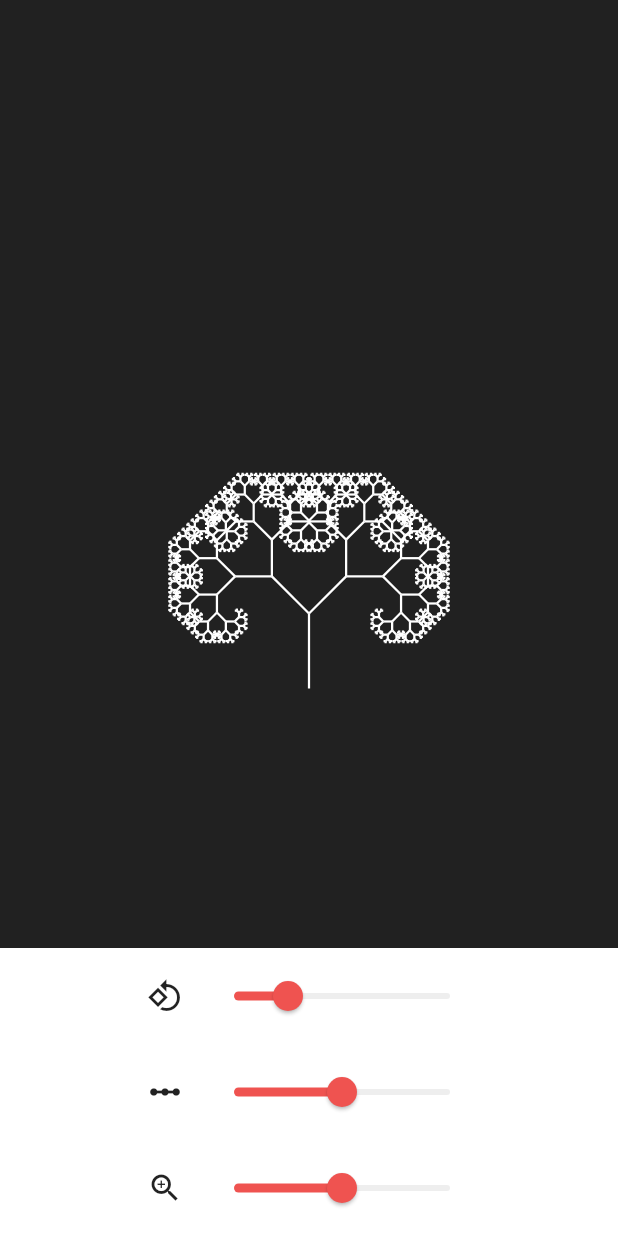
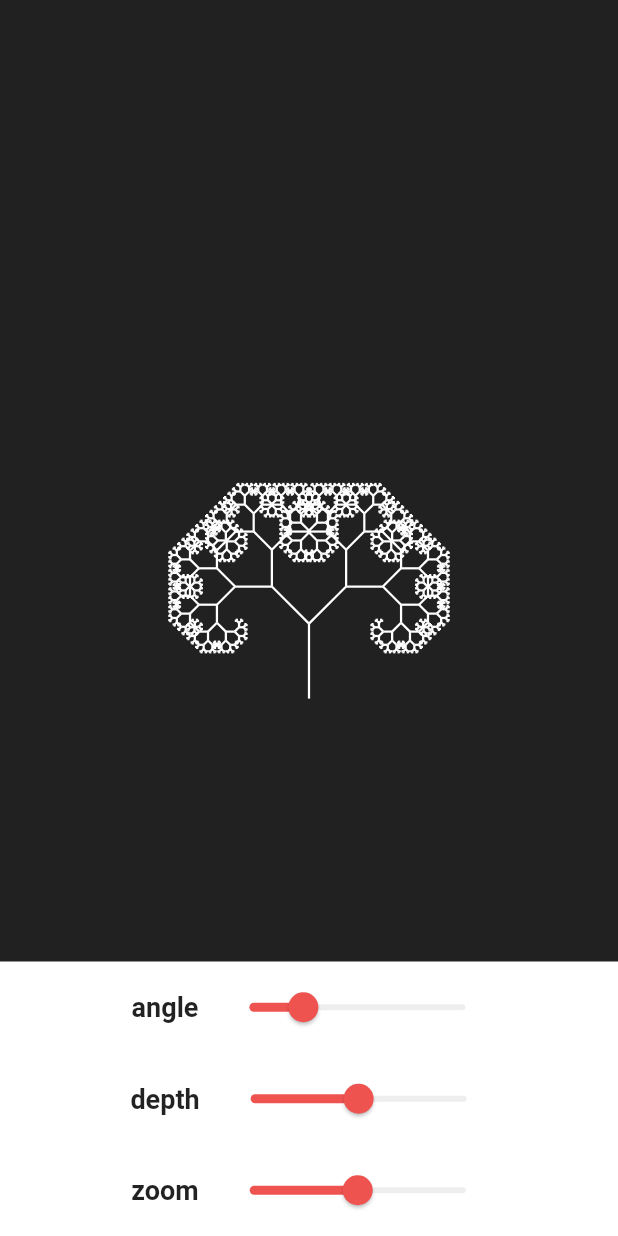
Before and after one commit to akshansh2000/fractals, a Flutter app: the screen it shows after launch, on a phone screen of 412 x 824 dp. Run offline on Flutter 3.47's test engine with Material 2 defaults, Android fonts, the phone set to English and light mode, and no system bars.

Commit message:
changed icons to text

```diff
--- a/lib/main.dart
+++ b/lib/main.dart
@@ -83,10 +83,12 @@
       children: <Widget>[
         Padding(
           padding: EdgeInsets.symmetric(horizontal: 10, vertical: 20),
-          child: Icon(
-            isHeight
-                ? Icons.linear_scale
-                : isScale ? Icons.zoom_in : Icons.rotate_90_degrees_ccw,
+          child: Text(
+            isHeight ? "depth" : isScale ? "zoom" : "angle",
+            style: TextStyle(
+              fontWeight: FontWeight.bold,
+              fontSize: 18,
+            ),
           ),
         ),
         Slider(
```
